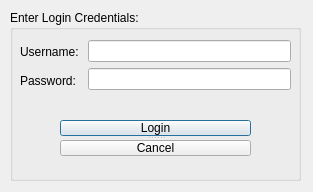
Ling2251/CS1D-College-Tour, file loginpage.ui: the form before one commit.
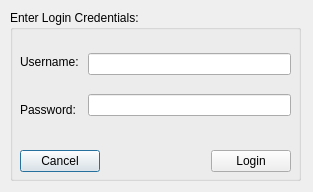
The form after the commit.

The edit to the form file:
```diff
--- a/loginpage.ui
+++ b/loginpage.ui
@@ -25,36 +25,13 @@
    <property name="title">
     <string>Enter Login Credentials:</string>
    </property>
-   <widget class="QSplitter" name="splitter">
-    <property name="geometry">
-     <rect>
-      <x>50</x>
-      <y>110</y>
-      <width>191</width>
-      <height>36</height>
-     </rect>
-    </property>
-    <property name="orientation">
-     <enum>Qt::Vertical</enum>
-    </property>
-    <widget class="QPushButton" name="pushButton_login">
-     <property name="text">
-      <string>Login</string>
-     </property>
-    </widget>
-    <widget class="QPushButton" name="pushButton_cancel">
-     <property name="text">
-      <string>Cancel</string>
-     </property>
-    </widget>
-   </widget>
-   <widget class="QWidget" name="">
+   <widget class="QWidget" name="layoutWidget">
     <property name="geometry">
      <rect>
       <x>10</x>
       <y>30</y>
       <width>271</width>
-      <height>52</height>
+      <height>91</height>
      </rect>
     </property>
     <layout class="QHBoxLayout" name="horizontalLayout">
@@ -88,6 +65,45 @@
      </item>
     </layout>
    </widget>
+   <widget class="QWidget" name="layoutWidget">
+    <property name="geometry">
+     <rect>
+      <x>10</x>
+      <y>140</y>
+      <width>271</width>
+      <height>22</height>
+     </rect>
+    </property>
+    <layout class="QHBoxLayout" name="horizontalLayout_2">
+     <item>
+      <widget class="QPushButton" name="pushButton_cancel">
+       <property name="text">
+        <string>Cancel</string>
+       </property>
+      </widget>
+     </item>
+     <item>
+      <spacer name="horizontalSpacer">
+       <property name="orientation">
+        <enum>Qt::Horizontal</enum>
+       </property>
+       <property name="sizeHint" stdset="0">
+        <size>
+         <width>58</width>
+         <height>20</height>
+        </size>
+       </property>
+      </spacer>
+     </item>
+     <item>
+      <widget class="QPushButton" name="pushButton_login">
+       <property name="text">
+        <string>Login</string>
+       </property>
+      </widget>
+     </item>
+    </layout>
+   </widget>
   </widget>
  </widget>
  <resources/>
```
Left out of the diff: 3 changed lines with no effect on the pictures.
